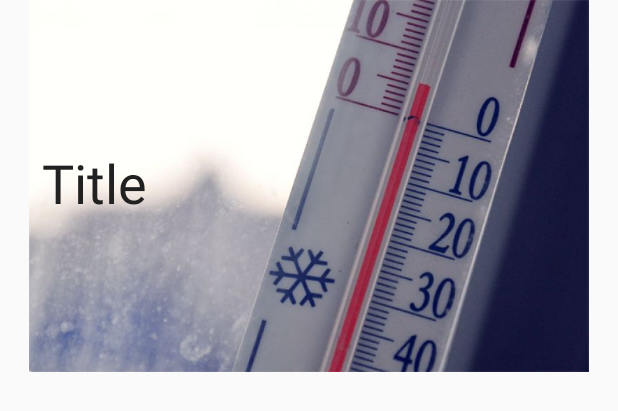
After one commit to SvitlanaAmbros/TheWeather, an Android app: the layout header_for_navigation_drawer.xml on its own in the app's theme, with its tools: preview values and no code run, on a phone screen of 412 x 824 dp. The commit adds this screen. Shown: the top 411 px of the screen. Run offline under Robolectric (Android 15) with nearby library versions, the phone set to English and light mode, and no system bars.

Commit message:
created navigation drawer and actionbar

```diff
--- /dev/null
+++ b/app/src/main/res/layout/header_for_navigation_drawer.xml
@@ -0,0 +1,31 @@
+<?xml version="1.0" encoding="utf-8"?>
+<RelativeLayout xmlns:android="http://schemas.android.com/apk/res/android"
+    xmlns:app="http://schemas.android.com/apk/res-auto"
+    android:orientation="vertical"
+    android:layout_width="match_parent"
+    android:layout_height="wrap_content">
+
+    <ImageView
+        android:id="@+id/imageView"
+        android:layout_width="match_parent"
+        android:layout_height="248dp"
+        app:srcCompat="@mipmap/nav_drawer_header"
+        android:layout_alignParentTop="true"
+        android:layout_alignParentLeft="true"
+        android:layout_alignParentStart="true" />
+
+    <TextView
+        android:id="@+id/textView"
+        android:layout_width="138dp"
+        android:layout_height="50dp"
+        android:text="@string/navigation_drawer_header_title"
+        android:textSize="36sp"
+        android:textColor="@color/colorPrimaryText"
+        android:layout_marginLeft="28dp"
+        android:layout_marginStart="28dp"
+        android:layout_marginTop="97dp"
+        android:layout_alignParentTop="true"
+        android:layout_alignParentLeft="true"
+        android:layout_alignParentStart="true"/>
+
+</RelativeLayout>
--- /dev/null
+++ b/app/src/main/res/layout/inform_by_item_menu.xml
@@ -0,0 +1,6 @@
+<?xml version="1.0" encoding="utf-8"?>
+<LinearLayout xmlns:android="http://schemas.android.com/apk/res/android"
+    android:orientation="vertical" android:layout_width="match_parent"
+    android:layout_height="match_parent">
+
+</LinearLayout>
--- a/app/src/main/res/values/colors.xml
+++ b/app/src/main/res/values/colors.xml
@@ -1,6 +1,11 @@
 <?xml version="1.0" encoding="utf-8"?>
 <resources>
-    <color name="colorPrimary">#3F51B5</color>
-    <color name="colorPrimaryDark">#303F9F</color>
-    <color name="colorAccent">#FF4081</color>
+    <color name="colorPrimary">#673AB7</color>
+    <color name="colorPrimaryDark">#512DA8</color>
+    <color name="colorPrimaryLight">#D1C4E9</color>
+    <color name="colorAccent">#00BCD4</color>
+    <color name="colorPrimaryText">#212121</color>
+    <color name="colorSecondaryText">#757575</color>
+    <color name="colorIcons">#FFFFFF</color>
+    <color name="colorDivider">#BDBDBD</color>
 </resources>
--- a/app/src/main/res/values/strings.xml
+++ b/app/src/main/res/values/strings.xml
@@ -1,3 +1,6 @@
 <resources>
     <string name="app_name">TheWeather</string>
+    <string name="open_drawer">Open drawer</string>
+    <string name="close_drawer">Close drawer</string>
+    <string name="navigation_drawer_header_title">Title</string>
 </resources>
--- a/app/src/main/res/values/styles.xml
+++ b/app/src/main/res/values/styles.xml
@@ -1,7 +1,7 @@
 <resources>
 
     <!-- Base application theme. -->
-    <style name="AppTheme" parent="Theme.AppCompat.Light.DarkActionBar">
+    <style name="AppTheme" parent="Theme.AppCompat.Light.NoActionBar">
         <!-- Customize your theme here. -->
         <item name="colorPrimary">@color/colorPrimary</item>
         <item name="colorPrimaryDark">@color/colorPrimaryDark</item>
```
Also changed, not shown: app/build.gradle (+7 -0 lines), app/src/main/java/com/example/admin/theweather/MainActivity.java (+39 -0 lines), app/src/main/res/layout/activity_main.xml (+35 -10 lines), app/src/main/res/layout/menu_for_navigation_drawer.xml (added, +34 -0 lines), app/src/main/res/mipmap-hdpi/nav_drawer_header.jpg (added).
